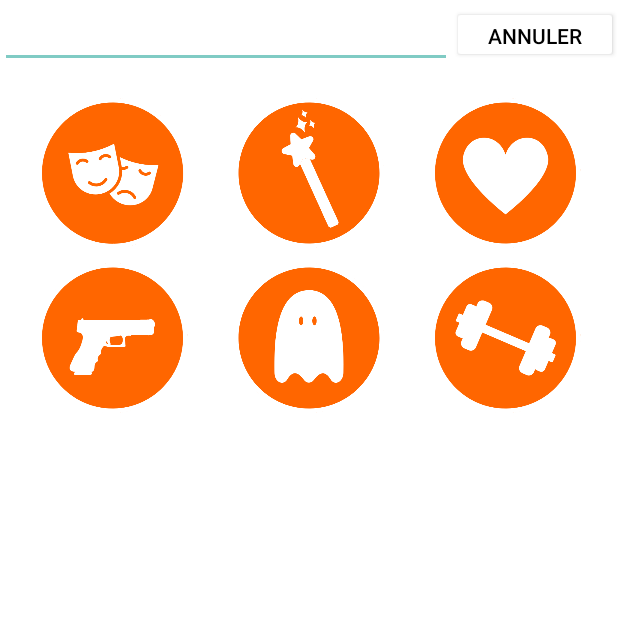
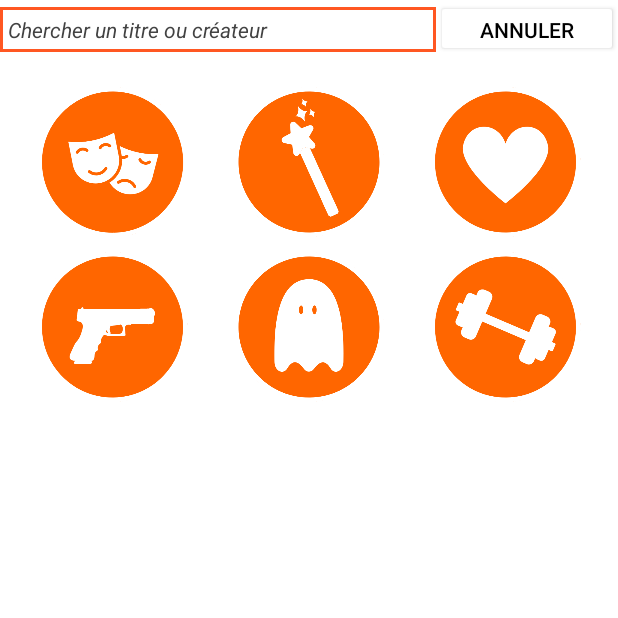
Before and after one commit to mathildeCazeu/AkihaManga, an Android app: the pageRecherche screen opened directly, with no data from a screen before it, on a phone screen of 412 x 824 dp, the top half of it. Run offline under Robolectric (Android 15) with nearby library versions, the phone set to English and light mode, and no system bars.

Commit message:
Modification visu edit text de la page recherche

```diff
--- /dev/null
+++ b/app/src/main/res/drawable/custom_edit_text_cut.xml
@@ -0,0 +1,18 @@
+<?xml version="1.0" encoding="utf-8"?>
+<selector xmlns:android="http://schemas.android.com/apk/res/android">
+    <!--the outline box turns to orange when the edit text is in focus-->
+    <item android:state_enabled="true" android:state_focused="true">
+        <shape android:shape="rectangle">
+            <solid android:color="@android:color/white" />
+            <stroke android:width="2dp" android:color="@color/akihaMangaOrange" />
+        </shape>
+    </item>
+
+    <!--the outline box turns to grey when the edit text is out of focus-->
+    <item android:state_enabled="true">
+        <shape android:shape="rectangle">
+            <solid android:color="@android:color/white" />
+            <stroke android:width="2dp" android:color="@android:color/darker_gray" />
+        </shape>
+    </item>
+</selector>
--- a/app/src/main/res/layout/activity_page_recherche.xml
+++ b/app/src/main/res/layout/activity_page_recherche.xml
@@ -13,14 +13,23 @@
         android:layout_height="wrap_content"
         android:orientation="horizontal">
 
+
+        <!--APPEL DU CUSTOM DE L'EDIT TEXT (voir drawable custom_edit_text_cut) -->
         <EditText
             android:id="@+id/et_rechercher"
             android:layout_width="wrap_content"
-            android:layout_height="wrap_content"
+            android:layout_height="30dp"
+            android:paddingLeft="5dp"
             android:layout_weight="8"
+            android:background="@drawable/custom_edit_text_cut"
             android:ems="10"
             android:hint="Chercher un titre ou créateur"
-            android:inputType="textPersonName" />
+            android:inputType="textPersonName"
+            android:textAlignment="textStart"
+            android:textColor="@color/cardview_dark_background"
+            android:textColorHint="@color/cardview_dark_background"
+            android:textSize="14sp"
+            android:textStyle="italic" />
 
         <Button
             android:id="@+id/button"
```
Also changed, not shown: 16 other files.
